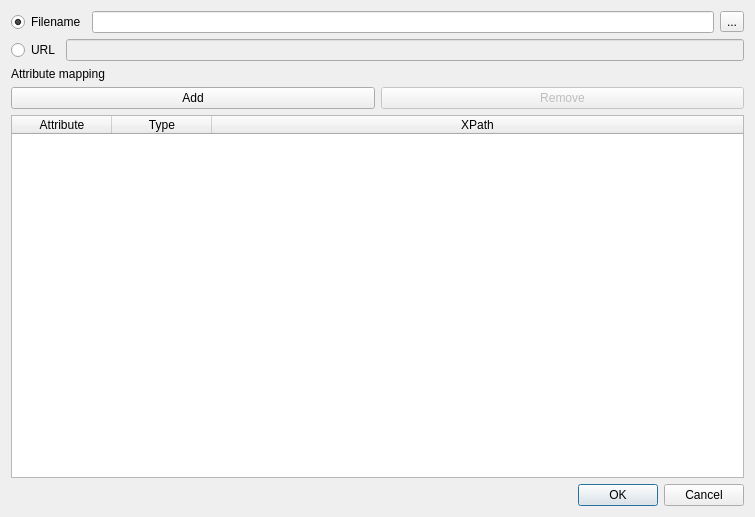
BRGM/gml_application_schema_toolbox, file qgis_complex_plugin/creation_dialog.ui: the form before one commit.
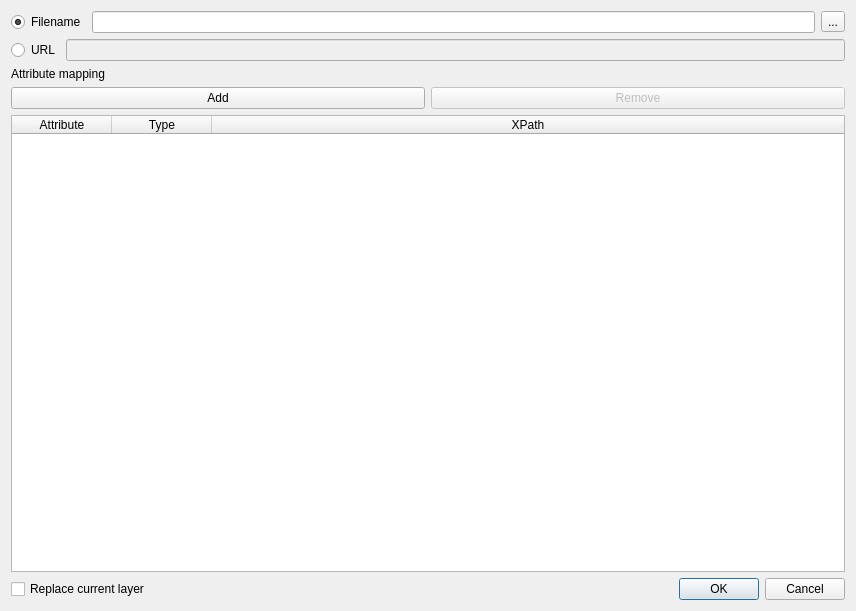
The form after the commit.

The edit to the form file:
```diff
--- a/qgis_complex_plugin/creation_dialog.ui
+++ b/qgis_complex_plugin/creation_dialog.ui
@@ -6,8 +6,8 @@
    <rect>
     <x>0</x>
     <y>0</y>
-    <width>755</width>
-    <height>517</height>
+    <width>856</width>
+    <height>611</height>
    </rect>
   </property>
   <property name="windowTitle">
@@ -110,6 +110,28 @@
     </widget>
    </item>
    <item>
+    <layout class="QHBoxLayout" name="horizontalLayout_4">
+     <item>
+      <widget class="QCheckBox" name="replaceLayerChck">
+       <property name="text">
+        <string>Replace current layer</string>
+       </property>
+      </widget>
+     </item>
+     <item>
+      <spacer name="horizontalSpacer">
+       <property name="orientation">
+        <enum>Qt::Horizontal</enum>
+       </property>
+       <property name="sizeHint" stdset="0">
+        <size>
+         <width>40</width>
+         <height>20</height>
+        </size>
+       </property>
+      </spacer>
+     </item>
+     <item>
     <widget class="QDialogButtonBox" name="buttonBox">
      <property name="orientation">
       <enum>Qt::Horizontal</enum>
@@ -118,6 +140,8 @@
       <set>QDialogButtonBox::Cancel|QDialogButtonBox::Ok</set>
      </property>
     </widget>
+     </item>
+    </layout>
    </item>
   </layout>
  </widget>
```
Lines whose indentation alone changed are shown as unchanged.
